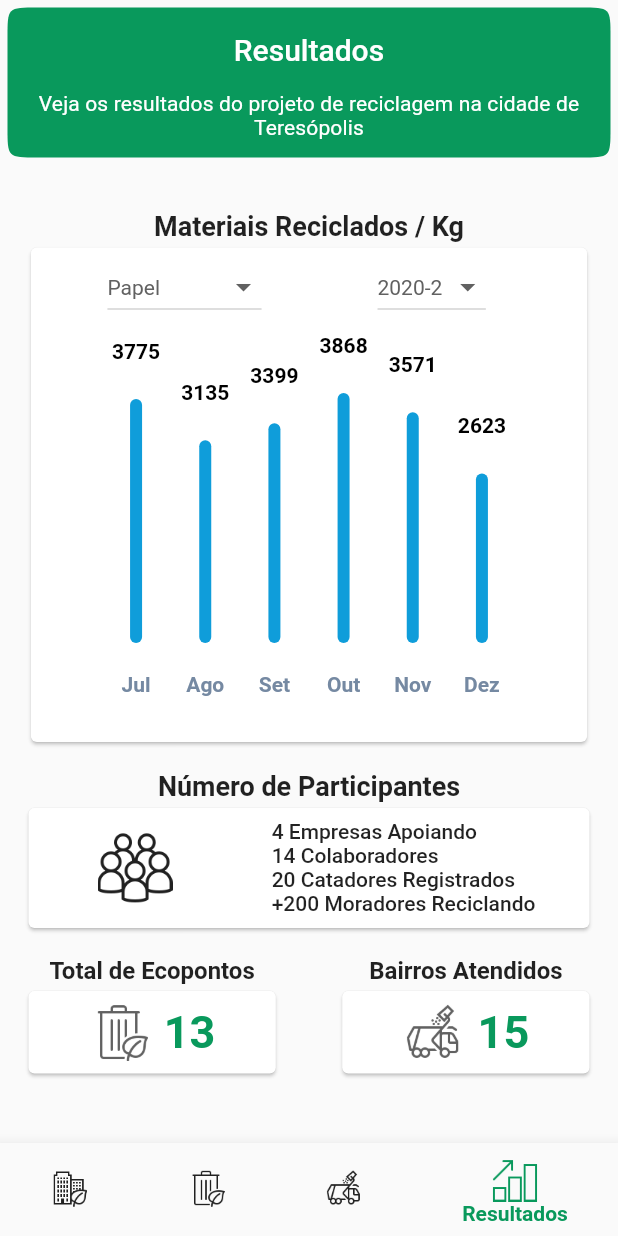
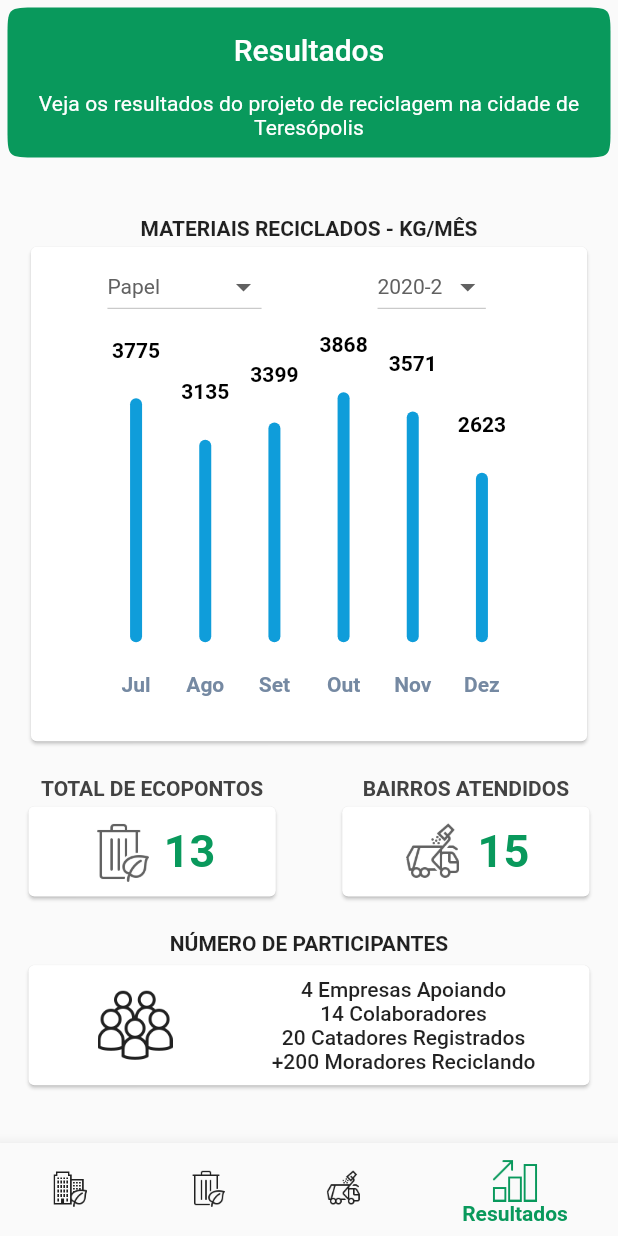
Before and after one commit to projeto-monitoria-recycle-app/recycle-app, a Flutter app: the screen it shows after launch, swiped to page 4, on a phone screen of 412 x 824 dp. Run offline on Flutter 3.47's test engine with Material 2 defaults, Android fonts, the phone set to English and light mode, and no system bars; drawn by our look-alikes of fl_chart; our stand-ins replace flare_flutter, flutter_local_notifications, geolocator, google_maps_flutter, sqflite, timezone; missing offline and left inert: flutter_config, maps_launcher; accounts and stored records are empty; Roboto replaces fonts that are missing (Poppins-Bold).

Commit message:
Design adjustment

```diff
--- a/lib/screens/resultsScreen.dart
+++ b/lib/screens/resultsScreen.dart
@@ -11,7 +11,8 @@ class ResultsScreen extends StatelessWidget {
 
   @override
   Widget build(BuildContext context) {
-    Set<String> districts = new Set<String>.from(collectRouteList.map((e) => e.district));
+    Set<String> districts =
+        new Set<String>.from(collectRouteList.map((e) => e.district));
     double screenWidth = MediaQuery.of(context).size.width;
     return NotificationListener<OverscrollIndicatorNotification>(
       onNotification: (OverscrollIndicatorNotification overScroll) {
@@ -73,15 +74,14 @@ class ResultsScreen extends StatelessWidget {
                       height: 15,
                     ),
 
-
                     Column(
                       children: [
                         Text(
-                'Materiais Reciclados / Kg',
+                          'MATERIAIS RECICLADOS - KG/MÊS',
                           style: TextStyle(
-                    fontSize: 18,
                             fontWeight: FontWeight.bold,
-                  ),),
+                          ),
+                        ),
                         Card(
                           child: Container(
                             width: screenWidth * .9,
@@ -94,81 +94,34 @@ class ResultsScreen extends StatelessWidget {
                     SizedBox(
                       height: 15,
                     ),
-                    Text(
-                      'Número de Participantes',
-                      textAlign: TextAlign.left,
-                      style: TextStyle(
-                        fontSize: 18,
-                        fontWeight: FontWeight.bold,
-                      ),
-                    ),
-                    Card(
-                      // padding: EdgeInsets.all(5),
-                      // decoration: BoxDecoration(
-                      //   color: Colors.grey[300],
-                      //   borderRadius: BorderRadius.all(
-                      //     Radius.circular(5),
-                      //   ),
-                      // ),
-                      // height: 100,
-                      child: Padding(
-                        padding: const EdgeInsets.all(8.0),
+                    Container(
+                      width: screenWidth,
                       child: Row(
-                          mainAxisAlignment: MainAxisAlignment.spaceAround,
-                          children: <Widget>[
-                            Visibility(
-                              visible: true,
-                              child: Padding(
-                                  padding: EdgeInsets.symmetric(horizontal: 10),
-                                  child: ImageIcon(
-                                    AssetImage(
-                                        "assets/icons/icons8-user-groups-100.png"),
-                                    size: 50,
-                                    color: Colors.grey[900],
-                                  )),
-                            ),
-                            Text(
-                              "4 Empresas Apoiando\n" +
-                                  "14 Colaboradores\n" +
-                                  "20 Catadores Registrados\n" +
-                                  "+200 Moradores Reciclando",
-                              style: TextStyle(
-                                fontSize: 14,
-                                fontWeight: FontWeight.w500,
-                              ),
-                            ),
-                          ],
-                        ),
-                      ),
-                    ),
-                    SizedBox(
-                      height: 15,
-                    ),
-                    Row(
                         mainAxisAlignment: MainAxisAlignment.spaceBetween,
                         children: [
                           Column(
                             children: [
                               Text(
-                              'Total de Ecopontos',
+                                'TOTAL DE ECOPONTOS',
                                 style: TextStyle(
-                                fontSize: 16,
                                     fontWeight: FontWeight.bold,
-                              ),
+                                    color: Colors.grey[800]),
                               ),
                               Card(
                                 child: Container(
-                                height: 55,
+                                  height: 60,
                                   width: screenWidth * .40,
                                   child: Padding(
-                                  padding: const EdgeInsets.all(8.0),
+                                    padding: EdgeInsets.all(8.0),
                                     child: Row(
-                                    mainAxisAlignment: MainAxisAlignment.center,
+                                      mainAxisAlignment:
+                                          MainAxisAlignment.center,
                                       children: [
                                         Padding(
                                           padding: EdgeInsets.only(right: 10),
                                           child: ImageIcon(
-                                          AssetImage("assets/icons/waste.png"),
+                                            AssetImage(
+                                                "assets/icons/waste.png"),
                                             size: 40,
                                             color: Colors.grey[700],
                                           ),
@@ -191,21 +144,20 @@ class ResultsScreen extends StatelessWidget {
                           Column(
                             children: [
                               Text(
-                              'Bairros Atendidos',
+                                'BAIRROS ATENDIDOS',
                                 style: TextStyle(
-                                fontSize: 16,
                                     fontWeight: FontWeight.bold,
-                              ),
+                                    color: Colors.grey[800]),
                               ),
                               Card(
                                 child: Container(
-                                height: 55,
+                                  height: 60,
                                   width: screenWidth * .40,
                                   child: Padding(
-                                  padding: const EdgeInsets.all(8.0),
-                                  child: Expanded(
+                                    padding: EdgeInsets.all(8.0),
                                     child: Row(
-                                      mainAxisAlignment: MainAxisAlignment.center,
+                                      mainAxisAlignment:
+                                          MainAxisAlignment.center,
                                       children: [
                                         Padding(
                                           padding: EdgeInsets.only(right: 10),
@@ -229,13 +181,70 @@ class ResultsScreen extends StatelessWidget {
                                   ),
                                 ),
                               ),
+                            ],
+                          ),
+                        ],
+                      ),
+                    ),
+                    SizedBox(
+                      height: 15,
+                    ),
+                    Text(
+                      'NÚMERO DE PARTICIPANTES',
+                      textAlign: TextAlign.left,
+                      style: TextStyle(
+                        fontWeight: FontWeight.bold,
+                      ),
+                    ),
+                    Card(
+                      child: Padding(
+                        padding: const EdgeInsets.all(8.0),
+                        child: Row(
+                          mainAxisAlignment: MainAxisAlignment.spaceAround,
+                          children: <Widget>[
+                            Padding(
+                                padding: EdgeInsets.symmetric(horizontal: 10),
+                                child: ImageIcon(
+                                  AssetImage(
+                                      "assets/icons/icons8-user-groups-100.png"),
+                                  size: 50,
+                                  color: Colors.grey[900],
+                                )),
+                            Column(
+                              children: [
+                                Text(
+                                  "4 Empresas Apoiando",
+                                  style: TextStyle(
+                                    fontSize: 14,
+                                    fontWeight: FontWeight.w500,
+                                  ),
+                                ),
+                                Text(
+                                  "14 Colaboradores",
+                                  style: TextStyle(
+                                    fontSize: 14,
+                                    fontWeight: FontWeight.w500,
+                                  ),
+                                ),
+                                Text(
+                                  "20 Catadores Registrados",
+                                  style: TextStyle(
+                                    fontSize: 14,
+                                    fontWeight: FontWeight.w500,
+                                  ),
+                                ),
+                                Text(
+                                  "+200 Moradores Reciclando",
+                                  style: TextStyle(
+                                    fontSize: 14,
+                                    fontWeight: FontWeight.w500,
+                                  ),
                                 ),
                               ],
                             ),
                           ],
                         ),
-                    SizedBox(
-                      height: 15,
+                      ),
                     ),
                     SizedBox(
                       height: 15,
```
Lines whose indentation alone changed are shown as unchanged.
